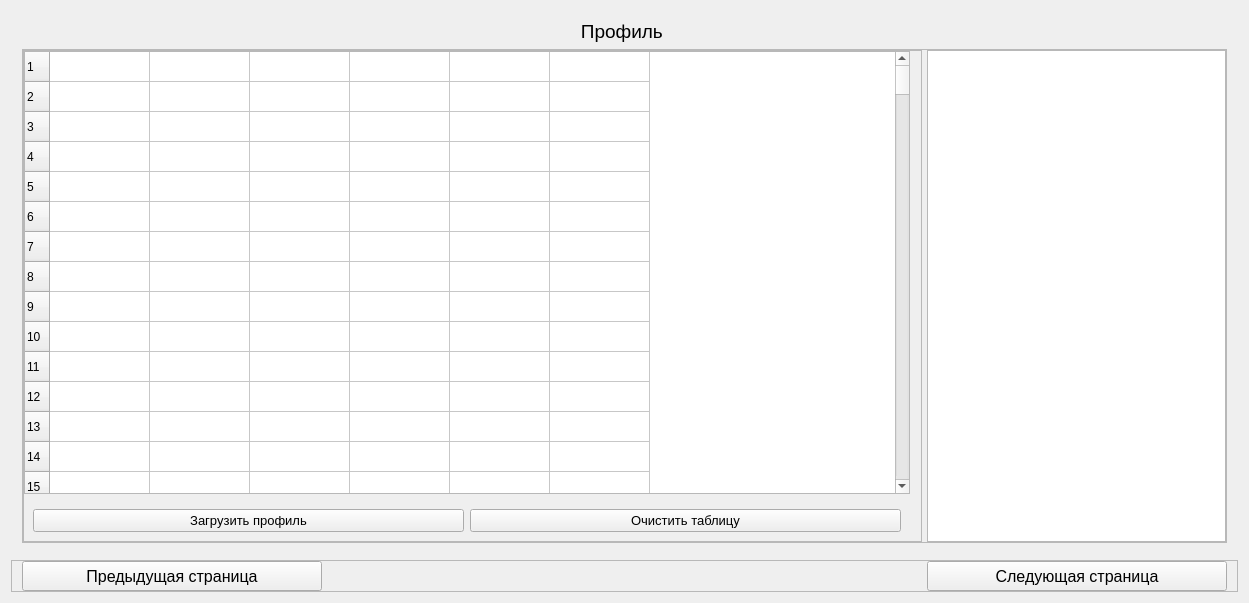
Above: tables.ui from chevashetz/app before the change. Below: the same form after it.
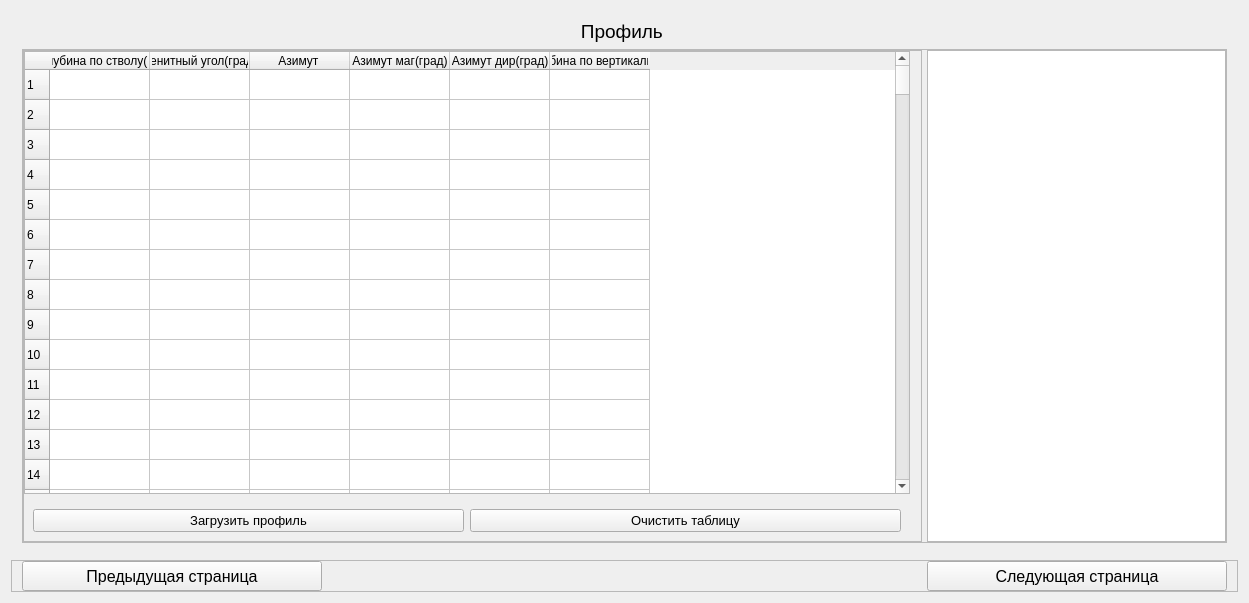
That is the form after the change. The open tabs and pages were chosen to show the change.

What changed in the file:
```diff
--- a/tables.ui
+++ b/tables.ui
@@ -141,7 +141,7 @@
                 <number>6</number>
                </property>
                <attribute name="horizontalHeaderVisible">
-                <bool>false</bool>
+                <bool>true</bool>
                </attribute>
                <attribute name="horizontalHeaderCascadingSectionResizes">
                 <bool>false</bool>
```
Left out of the diff: 2 changed lines with no effect on the pictures.
